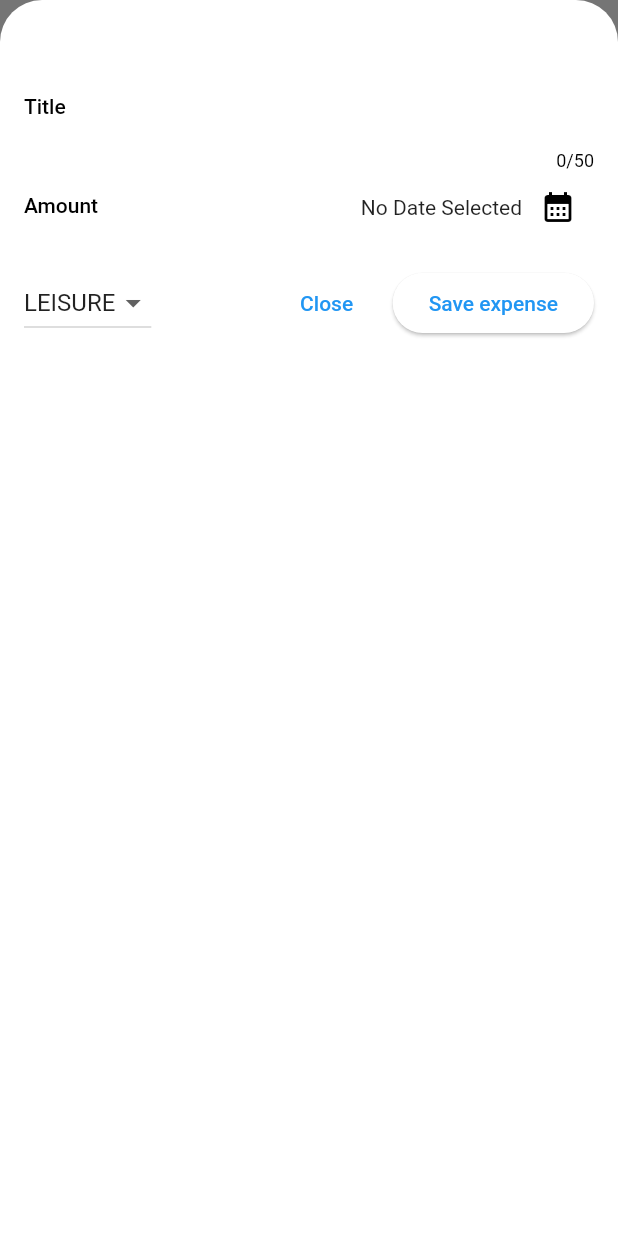
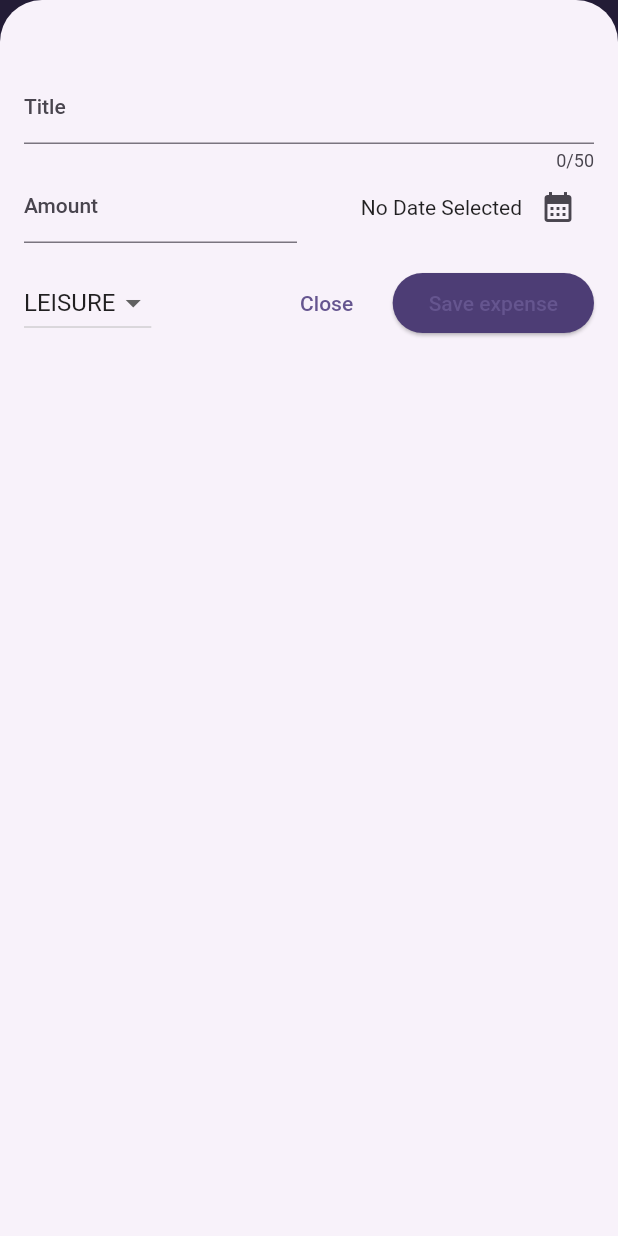
Before and after one commit to NdersCode/app_004, a Flutter app: the screen it shows after launch, after a tap on the "add" icon, on a phone screen of 412 x 824 dp. Run offline on Flutter 3.47's test engine with Material 2 defaults, Android fonts, the phone set to English and light mode, and no system bars.

Commit message:
Latest Commit

```diff
--- a/lib/main.dart
+++ b/lib/main.dart
@@ -2,10 +2,37 @@
 
 import 'package:app_004/widgets/expenses.dart';
 
+var kColorScheme = ColorScheme.fromSeed(
+  seedColor: const Color.fromARGB(255, 96, 59, 181),
+);
+
 void main() {
   runApp(
     MaterialApp(
-      theme: ThemeData().copyWith(useMaterial3: true),
+      theme: ThemeData().copyWith(
+        useMaterial3: true,
+        colorScheme: kColorScheme,
+        appBarTheme: const AppBarTheme().copyWith(
+          backgroundColor: kColorScheme.onPrimaryContainer,
+          foregroundColor: kColorScheme.primaryContainer,
+        ),
+        cardTheme: const CardTheme().copyWith(
+          color: kColorScheme.secondaryContainer,
+          margin: const EdgeInsets.symmetric(horizontal: 16, vertical: 8),
+        ),
+        elevatedButtonTheme: ElevatedButtonThemeData(
+          style: ElevatedButton.styleFrom(
+            backgroundColor: kColorScheme.onPrimaryContainer,
+          ),
+        ),
+        textTheme: ThemeData().textTheme.copyWith(
+              titleLarge: TextStyle(
+                fontWeight: FontWeight.bold,
+                color: kColorScheme.onSecondaryContainer,
+                fontSize: 16,
+              ),
+            ),
+      ),
       home: const Expenses(),
     ),
   );
--- a/lib/widgets/expenses_list/expense_item.dart
+++ b/lib/widgets/expenses_list/expense_item.dart
@@ -1,31 +1,44 @@
 import 'package:app_004/models/expense.dart';
 import 'package:flutter/material.dart';
 
-class ExpenseItem extends StatelessWidget{
-  const ExpenseItem (this.expense, {super.key});
+class ExpenseItem extends StatelessWidget {
+  const ExpenseItem(this.expense, {super.key});
 
   final Expense expense;
 
   @override
   Widget build(BuildContext context) {
-  return Card(child: Padding(
+    return Card(
+      child: Padding(
         padding: const EdgeInsets.symmetric(horizontal: 20, vertical: 16),
         child: Column(
+          crossAxisAlignment: CrossAxisAlignment.start,
           children: [
-        Text(expense.title),
-        const SizedBox(height: 4,),
+            Text(
+              expense.title,
+              style: Theme.of(context).textTheme.titleLarge,
+            ),
+            const SizedBox(
+              height: 4,
+            ),
             Row(
-          children: [Text('\$${expense.amount.toStringAsFixed(2)}'),
+              children: [
+                Text('\$${expense.amount.toStringAsFixed(2)}'),
                 const Spacer(),
-          Row(children: [
+                Row(
+                  children: [
                     Icon(categoryIcons[expense.category]),
-            const SizedBox(width: 8,),
+                    const SizedBox(
+                      width: 8,
+                    ),
                     Text(expense.formattedDate),
-          ],)
-      ],),
-
+                  ],
+                )
               ],
             ),
-  ),);
+          ],
+        ),
+      ),
+    );
   }
 }
--- a/lib/widgets/expenses_list/expenses_list.dart
+++ b/lib/widgets/expenses_list/expenses_list.dart
@@ -17,10 +17,15 @@
     return ListView.builder(
       itemCount: expenses.length,
       itemBuilder: (context, index) => Dismissible(
+        key: ValueKey(expenses[index]),
+        background: Container(
+          color: Theme.of(context).colorScheme.error,
+          margin: EdgeInsets.symmetric(
+              horizontal: Theme.of(context).cardTheme.margin!.horizontal),
+        ),
         onDismissed: (direction) {
           onRemoveExpense(expenses[index]);
         },
-        key: ValueKey(expenses[index]),
         child: ExpenseItem(expenses[index]),
       ),
     );
```
Lines whose indentation alone changed are shown as unchanged.
